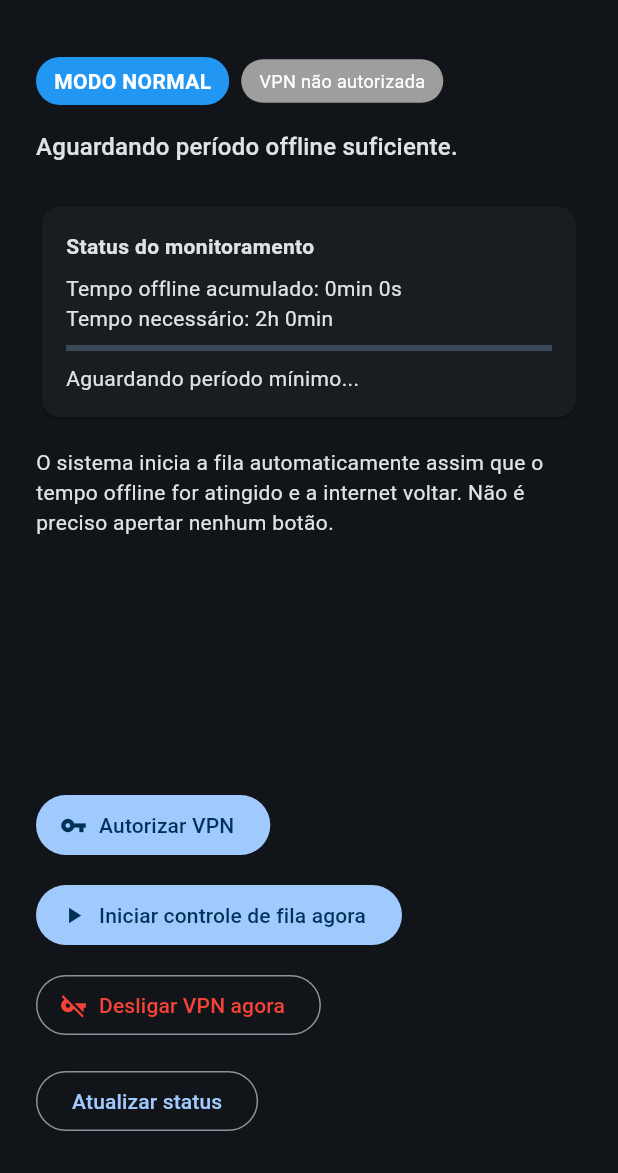
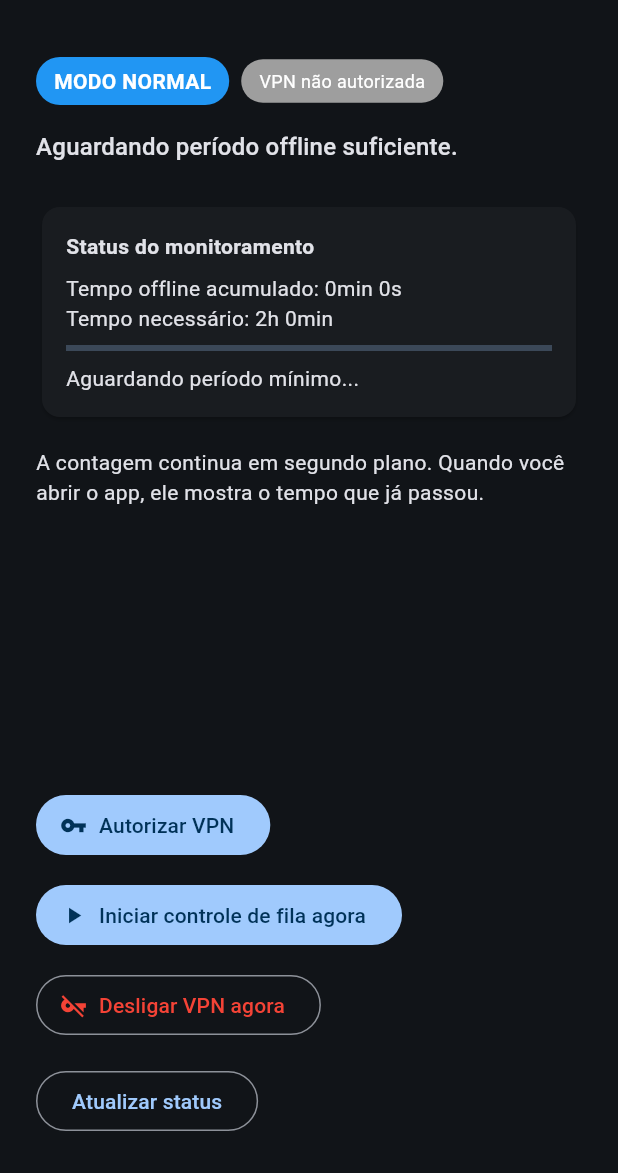
Before and after one commit to devsereno/netqueue, a Flutter app: the screen it shows after launch, after a tap on "Atualizar status", on a phone screen of 412 x 824 dp, the part 63-1236 px from its top. Run offline on Flutter 3.47's test engine with Material 3 defaults, Android fonts, the phone set to English and light mode, and no system bars; our stand-ins replace connectivity_plus, permission_handler, shared_preferences; missing offline and left inert: flutter_device_apps, flutter_foreground_task.

Commit message:
UI reloads offline time from background every 2s

```diff
--- a/lib/screens/home_screen.dart
+++ b/lib/screens/home_screen.dart
@@ -28,7 +28,7 @@ class _HomeScreenState extends State<HomeScreen> {
     _checkStatus();
     _prepareVpnAndCache();
     _requestNotificationPermission();
-    _refreshTimer = Timer.periodic(const Duration(seconds: 5), (_) => _checkStatus());
+    _refreshTimer = Timer.periodic(const Duration(seconds: 2), (_) => _checkStatus());
     _autoSub = ConnectivityService.onAutoTrigger.listen((_) {
       if (!controlActive && mounted) {
         _startControl(auto: true);
@@ -54,6 +54,7 @@ class _HomeScreenState extends State<HomeScreen> {
   }
 
   Future<void> _checkStatus() async {
+    await ConnectivityService.reloadFromPrefs();
     final should = await ConnectivityService.shouldActivateControl();
     if (mounted) {
       setState(() {
@@ -193,7 +194,7 @@ class _HomeScreenState extends State<HomeScreen> {
             ),
             const SizedBox(height: 16),
             const Text(
-              'O sistema inicia a fila automaticamente assim que o tempo offline for atingido e a internet voltar. Não é preciso apertar nenhum botão.',
+              'A contagem continua em segundo plano. Quando você abrir o app, ele mostra o tempo que já passou.',
             ),
             const Spacer(),
             if (!vpnPrepared)
```
